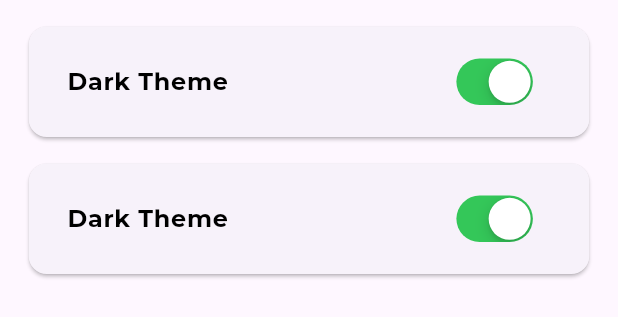
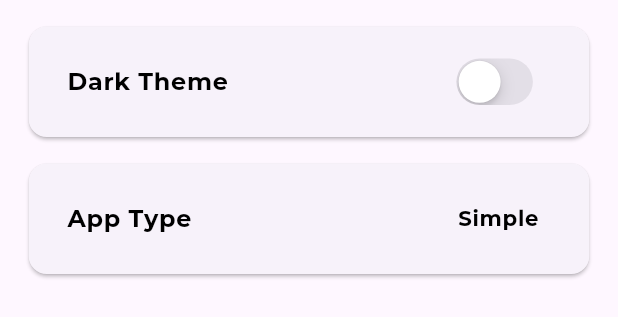
Before and after one commit to junaiiiid/sync_flow, a Flutter app: the SettingsScreen widget shown alone on an empty page, opened directly, on a phone screen of 412 x 824 dp. Shown: the top 317 px of the screen. Run offline on Flutter 3.47's test engine with Material 3 defaults, Android fonts, the phone set to English and light mode, and no system bars; our stand-ins replace dio, flutter_riverpod, flutter_screenutil, flutter_svg, get_it, go_router and 3 more; network calls fail; statements that could not run were skipped.

Commit message:
Settings Screen Completed

```diff
--- a/lib/features/settings/ui/settings_screen.dart
+++ b/lib/features/settings/ui/settings_screen.dart
@@ -6,6 +6,9 @@ import 'package:flutter/material.dart';
 import 'package:flutter_riverpod/flutter_riverpod.dart';
 import 'package:flutter_screenutil/flutter_screenutil.dart';
 
+import '../../../constants/enums.dart';
+import '../model/settings_model.dart';
+
 class SettingsScreen extends ConsumerWidget {
   const SettingsScreen({super.key});
 
@@ -13,35 +16,36 @@ class SettingsScreen extends ConsumerWidget {
   Widget build(BuildContext context, WidgetRef ref) {
     final viewModel = ref.watch(ProviderService.settingsProvider);
     return AppParentWidget(
-        viewModel: viewModel, buildMethod: (context, ref) {
+        viewModel: viewModel,
+        buildMethod: (context, ref) {
           return Padding(
-            padding: EdgeInsets.symmetric(vertical: 10.h,horizontal: 10.w),
+            padding: EdgeInsets.symmetric(vertical: 10.h, horizontal: 10.w),
             child: ListView(
               physics: const BouncingScrollPhysics(),
-              children: [
-                Card(
-                  margin: EdgeInsets.symmetric(vertical: 10.h,horizontal: 10.w),
-                  child: Container(
-                    padding: EdgeInsets.symmetric(vertical: 10.h,horizontal: 10.w),
-                    child: ListTile(
-                      leading: Text("Dark Theme",style: AppTextStyles.titleMedium,),
-                      trailing: CupertinoSwitch(value: true, onChanged: (_){}),
-                    ),
-                  ),
-                ),
-                Card(
-                  margin: EdgeInsets.symmetric(vertical: 10.h,horizontal: 10.w),
-                  child: Container(
-                    padding: EdgeInsets.symmetric(vertical: 10.h,horizontal: 10.w),
-                    child: ListTile(
-                      leading: Text("Dark Theme",style: AppTextStyles.titleMedium,),
-                      trailing: CupertinoSwitch(value: true, onChanged: (_){}),
-                    ),
-                  ),
-                ),
-              ],
+              children: viewModel.settingsMenuItems
+                  .map<Widget>((item) => settingsTile(model: item))
+                  .toList(),
             ),
           );
-    });
+        });
+  }
+
+  Widget settingsTile({required SettingsModel model}) {
+    return Card(
+      margin: EdgeInsets.symmetric(vertical: 10.h, horizontal: 10.w),
+      child: Container(
+        padding: EdgeInsets.symmetric(vertical: 10.h, horizontal: 10.w),
+        child: ListTile(
+          leading: Text(
+            model.title,
+            style: AppTextStyles.titleMedium,
+          ),
+          trailing: (model.type == SettingType.boolean)
+              ? CupertinoSwitch(value: model.value ?? false, onChanged: (_) {})
+              : Text(model.possibleValues?.first ?? "",
+                  style: AppTextStyles.titleSmall),
+        ),
+      ),
+    );
   }
 }
--- a/lib/features/settings/view_model/settings_view_model.dart
+++ b/lib/features/settings/view_model/settings_view_model.dart
@@ -1,6 +1,16 @@
 import 'package:flow_sync/architecture/base_view_model.dart';
+import 'package:flow_sync/constants/enums.dart';
+import 'package:flow_sync/features/settings/model/settings_model.dart';
 
-class SettingsViewModel extends BaseViewModel{
+class SettingsViewModel extends BaseViewModel {
+  List<SettingsModel> settingsMenuItems = [
+    SettingsModel(title: "Dark Theme", type: SettingType.boolean, value: false),
+    SettingsModel(
+      title: "App Type",
+      type: SettingType.multiOption,
+      possibleValues: ['Simple', 'Advanced'],
+    ),
+  ];
   @override
   void callDispose() {
     // TODO: implement callDispose
@@ -10,5 +20,4 @@ class SettingsViewModel extends BaseViewModel{
   void callInitState() {
     // TODO: implement callInitState
   }
-
 }
```
